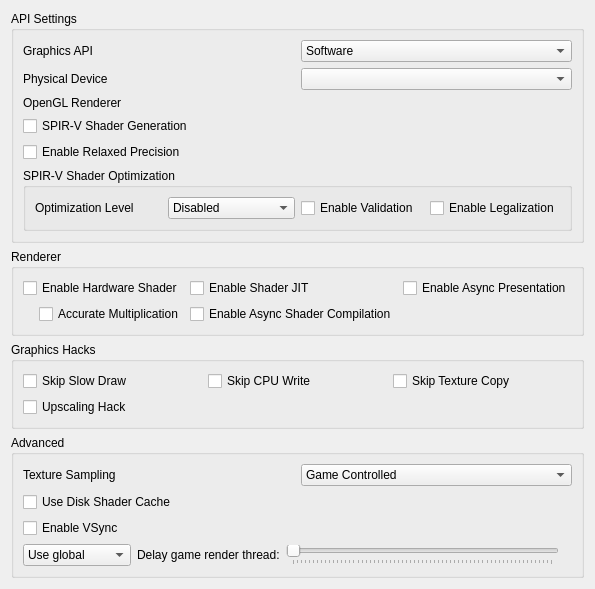
Before: the Qt Designer form src/citra_qt/configuration/configure_graphics.ui in yeager/Borked3DS, drawn with Qt 5.
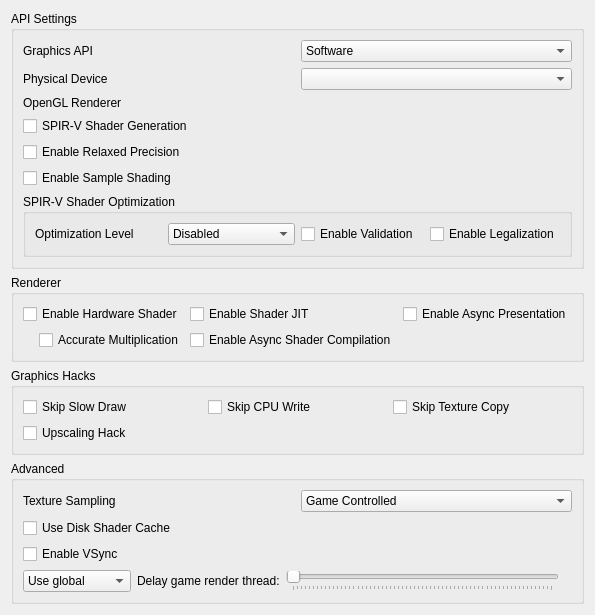
After: the same form once the commit is applied.

Commit message:
Vulkan: Implement Sample Shading option
Ported from Citra-Enhanced

The edit to the form file:
```diff
--- a/src/citra_qt/configuration/configure_graphics.ui
+++ b/src/citra_qt/configuration/configure_graphics.ui
@@ -146,6 +146,16 @@
         </property>
        </widget>
       </item>
+      <item>
+       <widget class="QCheckBox" name="sample_shading">
+        <property name="toolTip">
+         <string>&lt;html&gt;&lt;head/&gt;&lt;body&gt;&lt;p&gt;Enables a Vulkan extension that may improve the rendering quality, at the cost of some performance.&lt;/p&gt;&lt;p&gt;Requires a relatively powerful GPU for better performance.&lt;/p&gt;&lt;/body&gt;&lt;/html&gt;</string>
+        </property>
+        <property name="text">
+         <string>Enable Sample Shading</string>
+        </property>
+       </widget>
+      </item>
       <item>
        <widget class="QGroupBox" name="widget_optimize_spirv">
         <property name="minimumSize">
```
The commit also changes 12 other files.
